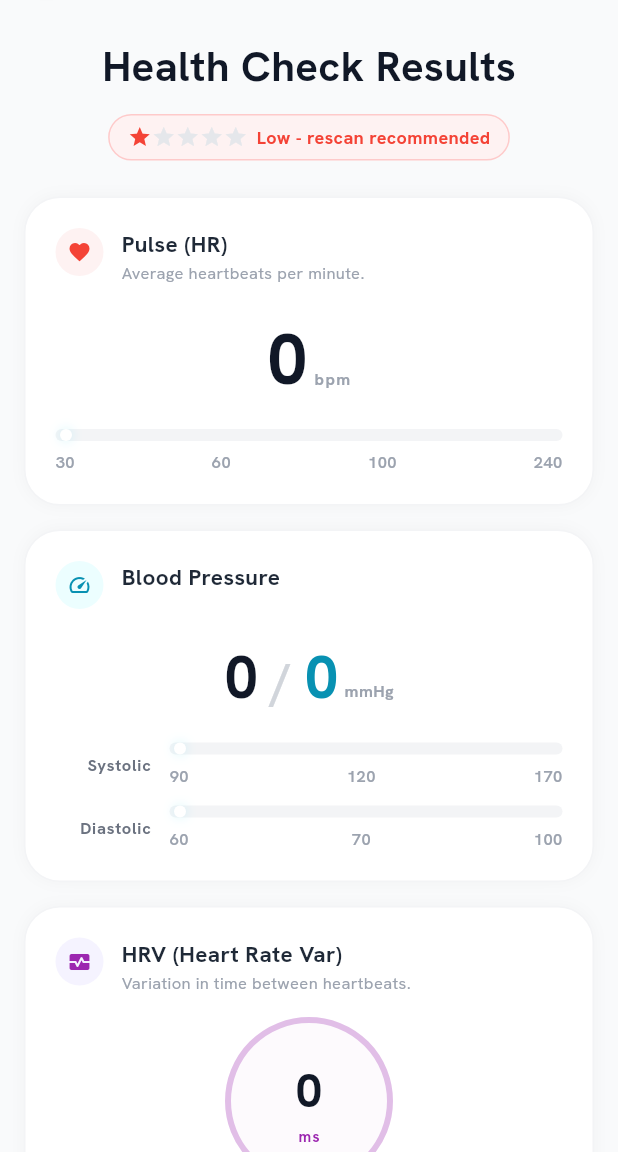
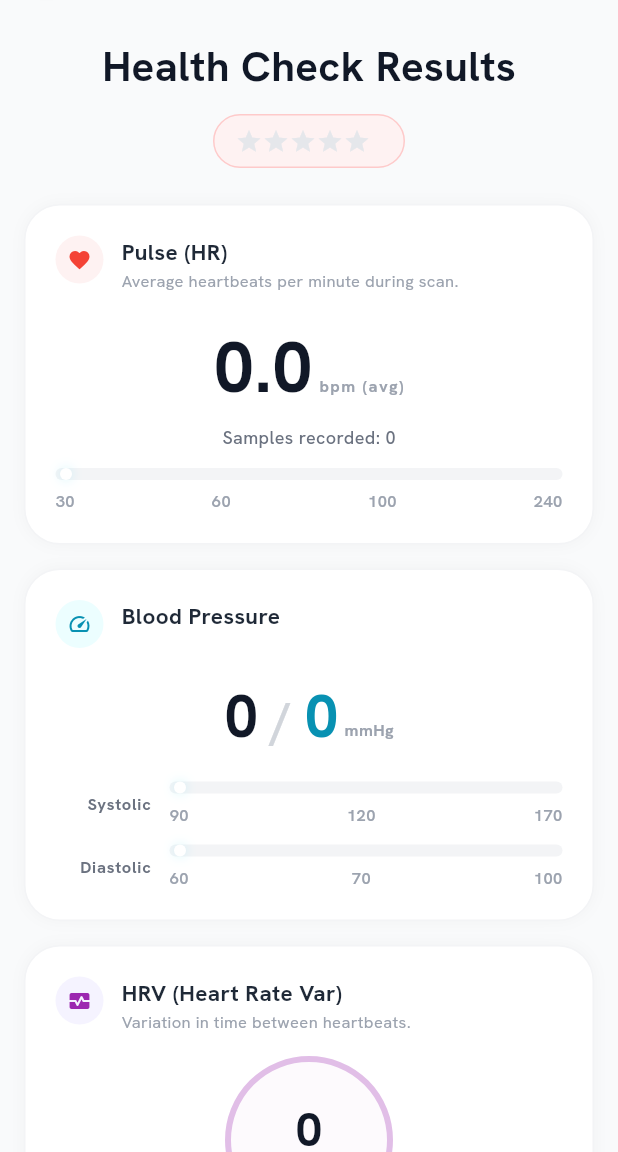
Before and after one commit to hemscodes28/face_pulse, a Flutter app: the ResultsScreen screen opened directly with empty values, on a phone screen of 412 x 824 dp, the part 84-1236 px from its top. Run offline on Flutter 3.47's test engine with Material 3 defaults, Android fonts, the phone set to English and light mode, and no system bars; our stand-ins replace camera, google_fonts, video_player; network calls fail.

Commit message:
feat: calculate average BPM from live samples and dynamically rate video quality stars based on luminance variance

```diff
--- a/lib/screens/results_screen.dart
+++ b/lib/screens/results_screen.dart
@@ -70,26 +70,54 @@ class ResultsScreen extends StatelessWidget {
                   Text('Health Check Results', style: GoogleFonts.hankenGrotesk(fontSize: 28, fontWeight: FontWeight.w700, color: const Color(0xFF111827))),
                   const SizedBox(height: 12),
                   Container(
-                    padding: const EdgeInsets.symmetric(horizontal: 12, vertical: 6),
-                    decoration: BoxDecoration(color: const Color(0xFFFEF2F2), borderRadius: BorderRadius.circular(20), border: Border.all(color: const Color(0xFFFECACA))),
+                    padding: const EdgeInsets.symmetric(horizontal: 14, vertical: 8),
+                    decoration: BoxDecoration(
+                      color: metrics.qualityStars >= 4
+                          ? const Color(0xFFF0FDF4)
+                          : (metrics.qualityStars >= 3 ? const Color(0xFFFFFBEB) : const Color(0xFFFEF2F2)),
+                      borderRadius: BorderRadius.circular(20),
+                      border: Border.all(
+                        color: metrics.qualityStars >= 4
+                            ? const Color(0xFFBBF7D0)
+                            : (metrics.qualityStars >= 3 ? const Color(0xFFFDE68A) : const Color(0xFFFECACA)),
+                      ),
+                    ),
                     child: Row(
                       mainAxisSize: MainAxisSize.min,
                       children: [
-                        const Icon(Icons.star, color: Colors.red, size: 16),
-                        ...List.generate(4, (_) => const Icon(Icons.star, color: Color(0xFFE5E7EB), size: 16)),
-                        const SizedBox(width: 6),
-                        Text('Low - rescan recommended', style: GoogleFonts.hankenGrotesk(fontSize: 12, fontWeight: FontWeight.w700, color: Colors.red)),
+                        ...List.generate(5, (index) => Icon(
+                          Icons.star,
+                          color: index < metrics.qualityStars
+                              ? (metrics.qualityStars >= 4
+                                  ? Colors.green
+                                  : (metrics.qualityStars >= 3 ? Colors.amber : Colors.red))
+                              : const Color(0xFFE5E7EB),
+                          size: 18,
+                        )),
+                        const SizedBox(width: 8),
+                        Text(
+                          metrics.qualityLabel,
+                          style: GoogleFonts.hankenGrotesk(
+                            fontSize: 12,
+                            fontWeight: FontWeight.w700,
+                            color: metrics.qualityStars >= 4
+                                ? Colors.green.shade800
+                                : (metrics.qualityStars >= 3 ? Colors.amber.shade900 : Colors.red.shade800),
+                          ),
+                        ),
                       ],
                     ),
                   ),
                   const SizedBox(height: 24),
                   _ResultCard(
-                    title: 'Pulse (HR)', subtitle: 'Average heartbeats per minute.',
+                    title: 'Pulse (HR)', subtitle: 'Average heartbeats per minute during scan.',
                     iconBg: const Color(0xFFFEF2F2), icon: Icons.favorite, iconColor: Colors.red,
                     child: Column(children: [
-                      _BigValue(value: '${metrics.pulse}', unit: 'bpm'),
+                      _BigValue(value: metrics.avgBpm.toStringAsFixed(1), unit: 'bpm (avg)'),
+                      const SizedBox(height: 4),
+                      Text('Samples recorded: ${metrics.samplesCount}', style: GoogleFonts.hankenGrotesk(fontSize: 12, fontWeight: FontWeight.w500, color: const Color(0xFF6B7280))),
                       const SizedBox(height: 12),
-                      _Gauge(value: (metrics.pulse - 30) / 210, labels: const ['30', '60', '100', '240']),
+                      _Gauge(value: (metrics.avgBpm - 30) / 210, labels: const ['30', '60', '100', '240']),
                     ]),
                   ),
                   const SizedBox(height: 16),
```
Also changed, not shown: lib/screens/measurement_screen.dart (+65 -5 lines).
